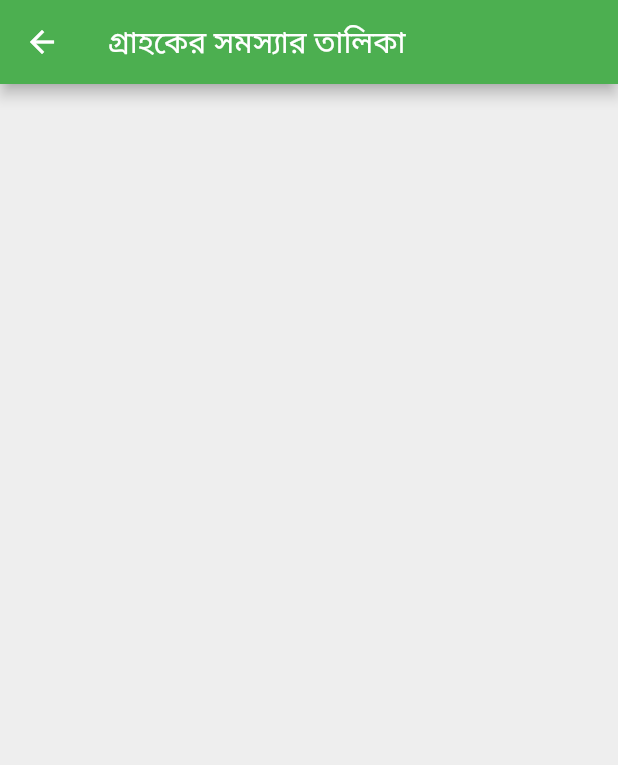
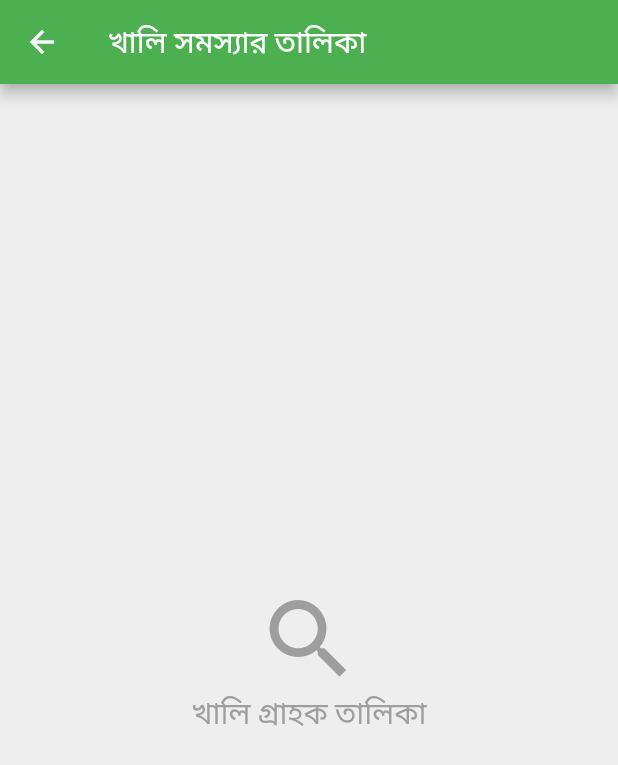
Before and after one commit to SujitSarkar/Admin-Panel-Cable-Dish-, a Flutter app: the CustomerComplainList screen opened directly, on a phone screen of 412 x 824 dp. Shown: the top 765 px of the screen. Run offline on Flutter 3.47's test engine with Material 2 defaults, Android fonts, the phone set to English and light mode, and no system bars; our stand-ins replace cloud_firestore, firebase_auth, flutter_spinkit, fluttertoast, google_sign_in, shared_preferences; missing offline and left inert: marquee_flutter; accounts and stored records are empty.

Commit message:
anmin panel

```diff
--- a/lib/pages/CustomerComplain.dart
+++ b/lib/pages/CustomerComplain.dart
@@ -1,3 +1,6 @@
+import 'package:dip_dish/SharedPages/DatabaseManager.dart';
+import 'package:dip_dish/SharedPages/LoadingPage.dart';
+import 'package:dip_dish/pages/CustomerProblemDetails.dart';
 import 'package:flutter/material.dart';
 
 class CustomerComplainList extends StatefulWidget {
@@ -6,12 +9,94 @@ class CustomerComplainList extends StatefulWidget {
 }
 
 class _CustomerComplainListState extends State<CustomerComplainList> {
+
+  List complainList = [];
+  bool isLoading = true;
+
+  @override
+  void initState() {
+    // TODO: implement initState
+    super.initState();
+    fetchComplainList();
+  }
+
+  fetchComplainList() async {
+    dynamic result = await DatabaseManager().geComplainList();
+
+    if (result == null) {
+      print("No data in database");
+      setState(() => isLoading = false);
+    } else {
+      setState(() {
+        complainList = result;
+        setState(() => isLoading = false);
+      });
+    }
+  }
+
   @override
   Widget build(BuildContext context) {
     return Scaffold(
       backgroundColor: Colors.grey[200],
       appBar: AppBar(
-        title: Text("গ্রাহকের সমস্যার তালিকা"),
+        title: Text("খালি সমস্যার তালিকা"),
+      ),
+      body: isLoading
+          ? greenLoadingBar()
+          : complainList.length == 0
+          ? noDataFoundMgs()
+          : mainList(context),
+    );
+  }
+
+  Widget noDataFoundMgs() {
+    return Center(
+      child: Column(
+        crossAxisAlignment: CrossAxisAlignment.center,
+        mainAxisAlignment: MainAxisAlignment.center,
+        children: [
+          Icon(
+            Icons.search,
+            color: Colors.grey,
+            size: 70.0,
+          ),
+          Text(
+            "খালি গ্রাহক তালিকা",
+            style: TextStyle(color: Colors.grey, fontSize: 20.0),
+          ),
+        ],
+      ),
+    );
+  }
+
+  Widget mainList(BuildContext context) {
+    fetchComplainList();
+    return Container(
+      padding: EdgeInsets.symmetric(horizontal: 10, vertical: 10),
+      child: ListView.builder(
+        itemCount: complainList.length,
+        itemBuilder: (context, index) {
+          return Card(
+            child: ListTile(
+              onTap: () {
+                Navigator.push(context, MaterialPageRoute(builder: (context)=> ProblemDetails(
+                  name: complainList[index]["name"],
+                  mobile: complainList[index]["mobile"],
+                  address: complainList[index]["address"],
+                  problem: complainList[index]["problem"],
+                )));
+              },
+              title: Text(complainList[index]["mobile"]),
+              subtitle: Text(complainList[index]["name"]),
+              leading: CircleAvatar(
+                backgroundColor: Colors.white,
+                child: Image(
+                  image: AssetImage("assets/image/profile.png"),
+                ),
+              ),
+            ),
+          );
+        },
       ),
     );
   }
```
Also changed, not shown: lib/SharedPages/DatabaseManager.dart (+19 -0 lines), lib/pages/AddCustomer.dart (+8 -8 lines), lib/pages/CustomerProblemDetails.dart (added, +204 -0 lines).
